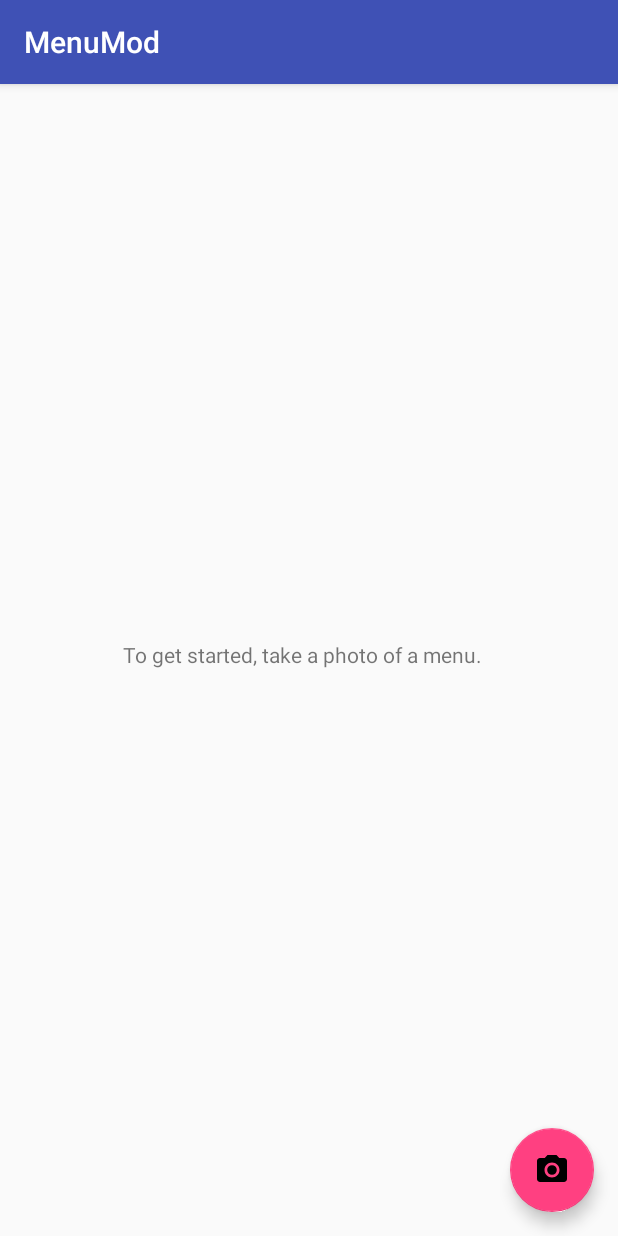
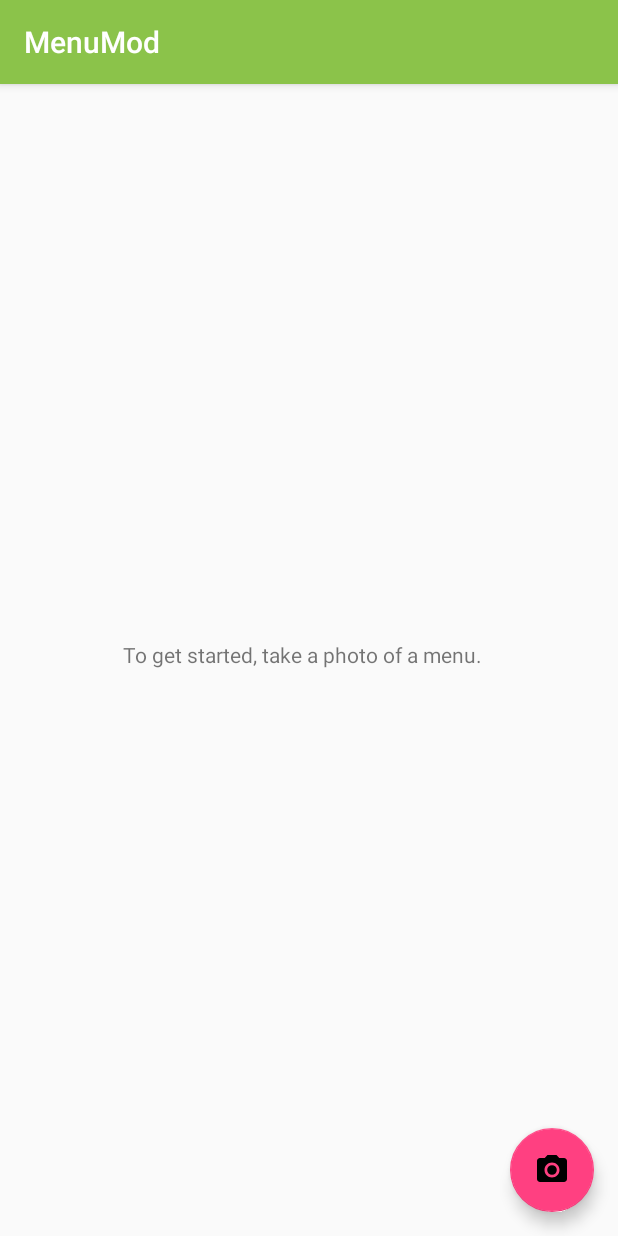
Before and after one commit to lbussell/MenuMod, an Android app: the screen it shows after launch (MainActivity), on a phone screen of 412 x 824 dp. Run offline under Robolectric (Android 15) with nearby library versions, the phone set to English and light mode, and no system bars.

Commit message:
changed app theme

```diff
--- a/app/src/main/res/values/colors.xml
+++ b/app/src/main/res/values/colors.xml
@@ -1,6 +1,6 @@
 <?xml version="1.0" encoding="utf-8"?>
 <resources>
-    <color name="colorPrimary">#3F51B5</color>
-    <color name="colorPrimaryDark">#303F9F</color>
+    <color name="colorPrimary">#8bc34a</color>
+    <color name="colorPrimaryDark">#4caf50</color>
     <color name="colorAccent">#FF4081</color>
 </resources>
--- a/app/src/main/res/values/styles.xml
+++ b/app/src/main/res/values/styles.xml
@@ -8,4 +8,9 @@
         <item name="colorAccent">@color/colorAccent</item>
     </style>
 
+    <style name="Green" parent="AppTheme" >
+        <item name="colorPrimary">@color/colorPrimary</item>
+        <item name="colorPrimaryDark">@color/colorPrimary</item>
+    </style>
+
 </resources>
```
